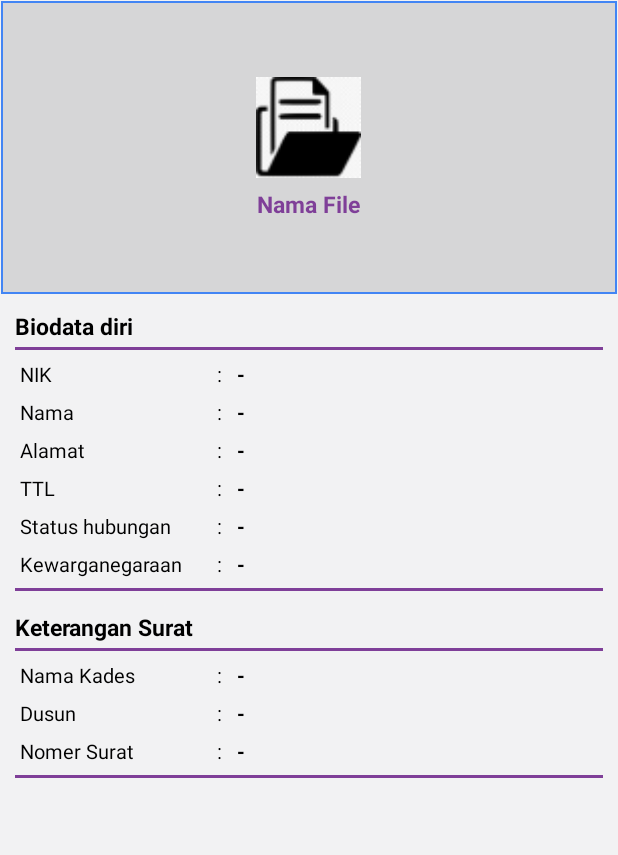
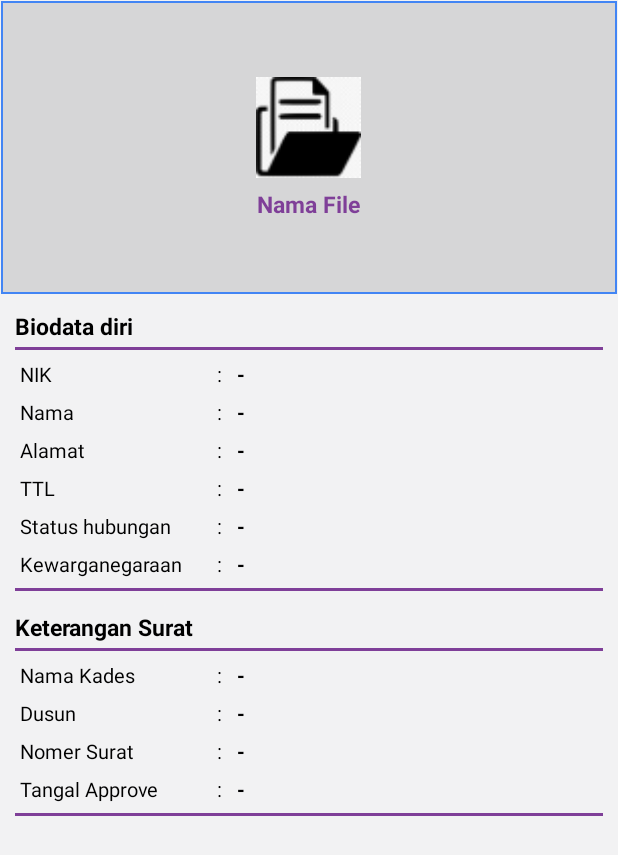
Before and after one commit to AndriKusumaBhakti/Elektrik_Surat, an Android app: the layout fregment_scan_qr.xml on its own in the app's theme, with its tools: preview values and no code run, on a phone screen of 412 x 824 dp. Shown: the top 855 px of the screen. Run offline under Robolectric (Android 15) with nearby library versions, the phone set to English and light mode, and no system bars.

Commit message:
update scan qr tgl approve

```diff
--- a/app/src/main/java/com/myproject/activity/DashboardActivity.java
+++ b/app/src/main/java/com/myproject/activity/DashboardActivity.java
@@ -1,5 +1,6 @@
 package com.myproject.activity;
 
+import android.Manifest;
 import android.app.Activity;
 import android.content.Context;
 import android.content.Intent;
@@ -69,6 +70,7 @@ public class DashboardActivity extends BaseActivity {
 
     @Override
     public void initView() {
+        requestAppPermissions(new String[]{Manifest.permission.READ_EXTERNAL_STORAGE, Manifest.permission.WRITE_EXTERNAL_STORAGE}, 0, 0);
         toolbar = (Toolbar) findViewById(R.id.mainToolbar);
         bottomNavigation= (AHBottomNavigation) findViewById(R.id.bottom_navigation);
         setSupportActionBar(toolbar);
--- a/app/src/main/res/layout/fregment_scan_qr.xml
+++ b/app/src/main/res/layout/fregment_scan_qr.xml
@@ -433,6 +433,37 @@
                             android:text="-"
                             android:textSize="@dimen/medbooks_13dp"/>
                     </LinearLayout>
+                    <LinearLayout
+                        android:layout_width="match_parent"
+                        android:layout_height="wrap_content"
+                        android:layout_gravity="center"
+                        android:layout_margin="@dimen/medbooks_3dp"
+                        android:orientation="horizontal">
+                        <TextView
+                            android:layout_width="match_parent"
+                            android:layout_height="match_parent"
+                            android:layout_weight="2.2"
+                            android:text="Tangal Approve"
+                            android:textColor="@color/black"
+                            android:textSize="@dimen/medbooks_13dp" />
+                        <TextView
+                            android:layout_width="match_parent"
+                            android:layout_height="wrap_content"
+                            android:layout_weight="3"
+                            android:gravity="center"
+                            android:textColor="@color/black"
+                            android:text=":"
+                            android:textSize="@dimen/medbooks_13dp"/>
+                        <TextView
+                            android:id="@+id/tgl_approve"
+                            android:layout_width="match_parent"
+                            android:layout_weight="1.2"
+                            android:layout_height="wrap_content"
+                            android:textColor="@color/black"
+                            android:textStyle="bold"
+                            android:text="-"
+                            android:textSize="@dimen/medbooks_13dp"/>
+                    </LinearLayout>
                     <View
                         android:layout_width="match_parent"
                         android:layout_height="@dimen/medbooks_2dp"
```
Also changed, not shown: app/src/main/java/com/myproject/fragment/FragmentScanQr.java (+8 -1 lines), app/src/main/java/com/myproject/fragment/FragmentScanQrPenduduk.java (+8 -1 lines), app/src/main/java/com/myproject/model/ModelSuratQr.java (+10 -0 lines).
